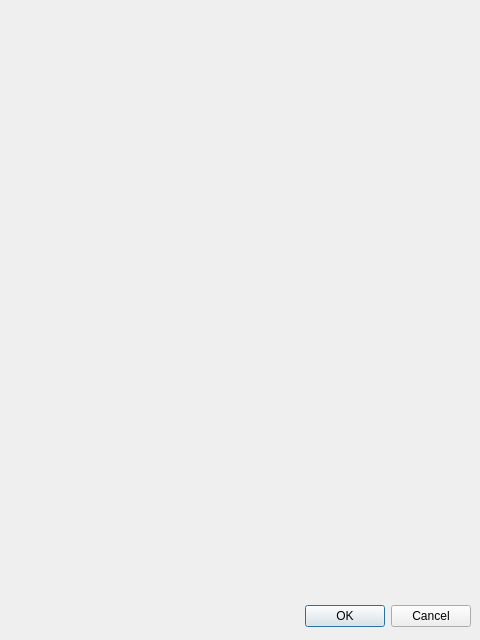
Adr802/P59-QT-Salarios-UI, file acerca.ui: the form before one commit.
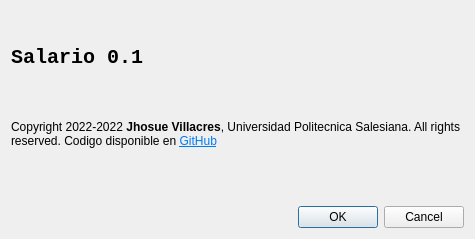
The form after the commit.

What changed in the file:
```diff
--- a/acerca.ui
+++ b/acerca.ui
@@ -5,22 +5,47 @@
    <rect>
     <x>0</x>
     <y>0</y>
-    <width>480</width>
-    <height>640</height>
+    <width>475</width>
+    <height>239</height>
    </rect>
   </property>
   <property name="windowTitle">
    <string>Dialog</string>
   </property>
-  <widget name="buttonBox" class="QDialogButtonBox">
-   <property name="geometry">
-    <rect>
-     <x>10</x>
-     <y>600</y>
-     <width>461</width>
-     <height>32</height>
-    </rect>
-   </property>
+  <layout class="QVBoxLayout" name="verticalLayout">
+   <item>
+    <widget class="QLabel" name="lblVersion">
+     <property name="font">
+      <font>
+       <family>Consolas</family>
+       <pointsize>15</pointsize>
+       <weight>75</weight>
+       <italic>false</italic>
+       <bold>true</bold>
+      </font>
+     </property>
+     <property name="text">
+      <string>Salario 0.1</string>
+     </property>
+    </widget>
+   </item>
+   <item>
+    <widget class="QLabel" name="label_2">
+     <property name="font">
+      <font>
+       <pointsize>9</pointsize>
+      </font>
+     </property>
+     <property name="text">
+      <string>&lt;html&gt;&lt;head/&gt;&lt;body&gt;&lt;p&gt;Copyright 2022-2022 &lt;span style=&quot; font-weight:600;&quot;&gt;Jhosue Villacres&lt;/span&gt;, Universidad Politecnica Salesiana. All rights reserved. Codigo disponible en &lt;a href=&quot;https://github.com/Adr802/P59-QT-Salarios-UI&quot;&gt;&lt;span style=&quot; text-decoration: underline; color:#007af4;&quot;&gt;GitHub&lt;/span&gt;&lt;/a&gt;&lt;/p&gt;&lt;p&gt;&lt;br/&gt;&lt;/p&gt;&lt;/body&gt;&lt;/html&gt;</string>
+     </property>
+     <property name="wordWrap">
+      <bool>true</bool>
+     </property>
+    </widget>
+   </item>
+   <item>
+    <widget class="QDialogButtonBox" name="buttonBox">
    <property name="orientation">
     <enum>Qt::Horizontal</enum>
    </property>
@@ -28,6 +53,8 @@
     <set>QDialogButtonBox::Cancel|QDialogButtonBox::Ok</set>
    </property>
   </widget>
+   </item>
+  </layout>
  </widget>
  <resources/>
  <connections>
```
Left out of the diff: 5 changed lines with no effect on the pictures. Lines whose indentation alone changed are shown as unchanged.
